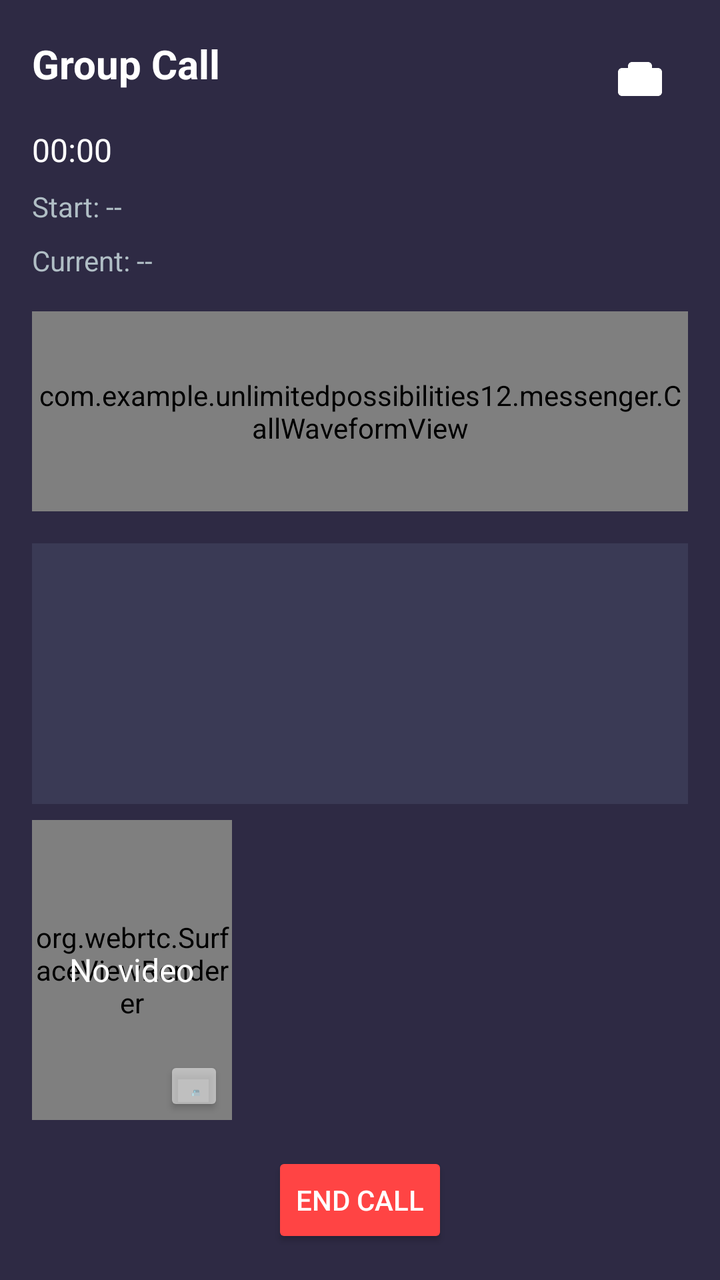
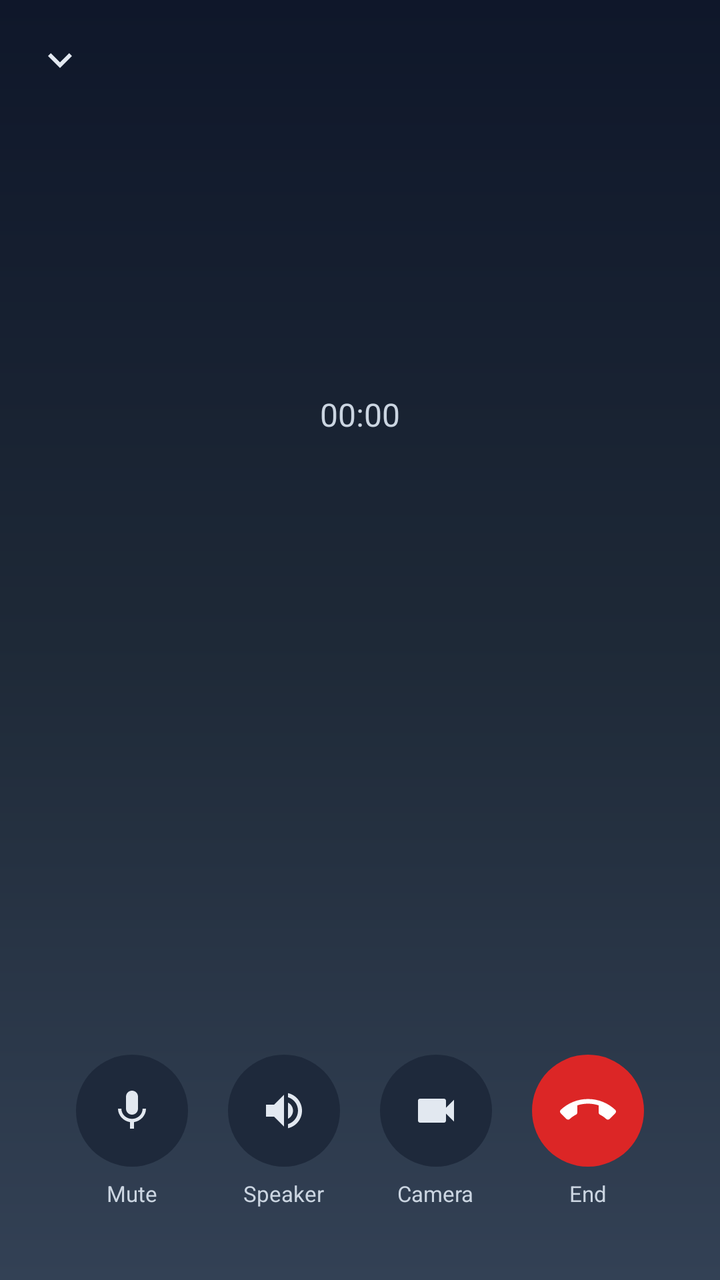

Compare the two renders of this Android layout. The source of the first and the diff that turns it into the second are given below.
<!-- AndroidManifest.xml: application theme Theme.UnlimitedPossibilities12 -->
<!-- res/layout/activity_group_call.xml -->
<?xml version="1.0" encoding="utf-8"?>
<LinearLayout xmlns:android="http://schemas.android.com/apk/res/android"
    android:layout_width="match_parent"
    android:layout_height="match_parent"
    android:orientation="vertical"
    android:padding="16dp"
    android:background="#2E2A44">

    
    <LinearLayout
        android:layout_width="match_parent"
        android:layout_height="wrap_content"
        android:orientation="horizontal"
        android:gravity="center_vertical">

        <TextView
            android:id="@+id/call_title"
            android:layout_width="0dp"
            android:layout_weight="1"
            android:layout_height="wrap_content"
            android:text="Group Call"
            android:textColor="#FFFFFF"
            android:textSize="20sp"
            android:textStyle="bold"
            android:paddingBottom="16dp"/>

        
        <Button
            android:id="@+id/tile_mode_button"
            android:layout_width="wrap_content"
            android:layout_height="wrap_content"
            android:minWidth="0dp"
            android:paddingStart="12dp"
            android:paddingEnd="12dp"
            android:text="Auto"
            android:textAllCaps="false"
            android:textColor="#67E8F9"
            android:textSize="13sp"
            android:background="?android:attr/selectableItemBackground"
            android:visibility="gone"
            android:contentDescription="Participant screen shape"/>

        <ImageButton
            android:id="@+id/toggle_mode_button"
            android:layout_width="48dp"
            android:layout_height="48dp"
            android:src="@drawable/ic_camera"
            android:scaleType="centerInside"
            android:layout_marginStart="8dp"
            android:background="?android:attr/selectableItemBackground"
            android:backgroundTint="@null"
            android:visibility="visible"
            android:contentDescription="Toggle between audio and video mode"/>
    </LinearLayout>

    <TextView
        android:id="@+id/call_timer"
        android:layout_width="wrap_content"
        android:layout_height="wrap_content"
        android:text="00:00"
        android:textColor="#FFFFFF"
        android:textSize="16sp"
        android:paddingBottom="8dp"/>

    <TextView
        android:id="@+id/start_time"
        android:layout_width="wrap_content"
        android:layout_height="wrap_content"
        android:text="Start: --"
        android:textColor="#B0BEC5"
        android:textSize="14sp"
        android:paddingBottom="8dp"/>

    <TextView
        android:id="@+id/current_time"
        android:layout_width="wrap_content"
        android:layout_height="wrap_content"
        android:text="Current: --"
        android:textColor="#B0BEC5"
        android:textSize="14sp"
        android:paddingBottom="16dp"/>

    
    <FrameLayout
        android:id="@+id/content_container"
        android:layout_width="match_parent"
        android:layout_height="0dp"
        android:layout_weight="1">

        
        <LinearLayout
            android:id="@+id/audio_container"
            android:layout_width="match_parent"
            android:layout_height="match_parent"
            android:orientation="vertical">

            <com.example.unlimitedpossibilities12.messenger.CallWaveformView
                android:id="@+id/waveform_view"
                android:layout_width="match_parent"
                android:layout_height="100dp"
                android:layout_marginBottom="16dp"/>

            <androidx.recyclerview.widget.RecyclerView
                android:id="@+id/participants_recycler_view"
                android:layout_width="match_parent"
                android:layout_height="0dp"
                android:layout_weight="1"
                android:background="#3A3A55"/>
        </LinearLayout>

        
        <androidx.recyclerview.widget.RecyclerView
            android:id="@+id/video_grid"
            android:layout_width="match_parent"
            android:layout_height="match_parent"
            android:visibility="gone"
            android:background="#3A3A55"/>
    </FrameLayout>

    
    <FrameLayout
        android:layout_width="100dp"
        android:layout_height="150dp"
        android:layout_gravity="start|bottom"
        android:layout_marginTop="8dp"
        android:layout_marginBottom="8dp">

        <org.webrtc.SurfaceViewRenderer
            android:id="@+id/local_video_view"
            android:layout_width="match_parent"
            android:layout_height="match_parent"
            android:layout_centerInParent="true" />

        <TextView
            android:id="@+id/local_no_video_text"
            android:layout_width="wrap_content"
            android:layout_height="wrap_content"
            android:layout_gravity="center"
            android:gravity="center"
            android:text="No video"
            android:textColor="#FFFFFF"
            android:textSize="16sp"
            android:visibility="visible" />

        <Button
            android:id="@+id/toggle_camera_button"
            android:layout_width="30dp"
            android:layout_height="30dp"
            android:layout_gravity="bottom|end"
            android:layout_margin="4dp"
            android:translationY="2dp"
            android:text="📷"
            android:textSize="18sp"
            android:backgroundTint="#80FFFFFF"
            android:elevation="15dp" />
    </FrameLayout>

    <Button
        android:id="@+id/end_call_button"
        android:layout_width="wrap_content"
        android:layout_height="wrap_content"
        android:layout_gravity="center"
        android:layout_marginTop="8dp"
        android:text="End Call"
        android:backgroundTint="#FF4444"
        android:textColor="#FFFFFF"/>
</LinearLayout>
<!-- resources referenced by this layout -->
<resources>
  <!-- drawable ic_camera (drawable) -->
  <vector xmlns:android="http://schemas.android.com/apk/res/android"
      android:width="24dp"
      android:height="24dp"
      android:viewportWidth="24"
      android:viewportHeight="24">
      <path
          android:fillColor="#FFFFFF"
          android:pathData="M21,6h-3V5c0-1.1-0.9-2-2-2H8C6.9,3,6,3.9,6,5v1H3C1.9,6,1,6.9,1,8v10c0,1.1,0.9,2,2,2h18c1.1,0,2-0.9,2-2V8C23,6.9,22.1,6,21,6zM12,12c1.7,0,3-1.3,3-3S13.7,6,12,6S9,7.3,9,9S10.3,12,12,12z"/>
  </vector>
  <!-- unchanged entries left out for length: 2 -->
</resources>

<!-- the commit's change to res/layout/activity_group_call.xml (unified diff, before → after) -->
@@ -1,167 +1,297 @@
 <?xml version="1.0" encoding="utf-8"?>
-<LinearLayout xmlns:android="http://schemas.android.com/apk/res/android"
+<androidx.constraintlayout.widget.ConstraintLayout xmlns:android="http://schemas.android.com/apk/res/android"
+    xmlns:app="http://schemas.android.com/apk/res-auto"
     android:layout_width="match_parent"
     android:layout_height="match_parent"
-    android:orientation="vertical"
-    android:padding="16dp"
-    android:background="#2E2A44">
-
-    
-    <LinearLayout
-        android:layout_width="match_parent"
-        android:layout_height="wrap_content"
-        android:orientation="horizontal"
-        android:gravity="center_vertical">
-
-        <TextView
-            android:id="@+id/call_title"
-            android:layout_width="0dp"
-            android:layout_weight="1"
-            android:layout_height="wrap_content"
-            android:text="Group Call"
-            android:textColor="#FFFFFF"
-            android:textSize="20sp"
-            android:textStyle="bold"
-            android:paddingBottom="16dp"/>
-
-        
-        <Button
-            android:id="@+id/tile_mode_button"
-            android:layout_width="wrap_content"
-            android:layout_height="wrap_content"
-            android:minWidth="0dp"
-            android:paddingStart="12dp"
-            android:paddingEnd="12dp"
-            android:text="Auto"
-            android:textAllCaps="false"
-            android:textColor="#67E8F9"
-            android:textSize="13sp"
-            android:background="?android:attr/selectableItemBackground"
-            android:visibility="gone"
-            android:contentDescription="Participant screen shape"/>
-
-        <ImageButton
-            android:id="@+id/toggle_mode_button"
-            android:layout_width="48dp"
-            android:layout_height="48dp"
-            android:src="@drawable/ic_camera"
-            android:scaleType="centerInside"
-            android:layout_marginStart="8dp"
-            android:background="?android:attr/selectableItemBackground"
-            android:backgroundTint="@null"
-            android:visibility="visible"
-            android:contentDescription="Toggle between audio and video mode"/>
-    </LinearLayout>
+    android:background="@drawable/gradient_voice_call_background">
+
+    
+    <ImageView
+        android:id="@+id/minimize_button"
+        android:layout_width="44dp"
+        android:layout_height="44dp"
+        android:layout_margin="8dp"
+        android:background="?attr/selectableItemBackgroundBorderless"
+        android:clickable="true"
+        android:contentDescription="@string/call_minimize"
+        android:focusable="true"
+        android:padding="10dp"
+        android:src="@drawable/ic_chevron_down"
+        app:tint="#E2E8F0"
+        app:layout_constraintStart_toStartOf="parent"
+        app:layout_constraintTop_toTopOf="parent" />
+
+    
+    <TextView
+        android:id="@+id/tile_mode_button"
+        android:layout_width="wrap_content"
+        android:layout_height="wrap_content"
+        android:layout_margin="12dp"
+        android:background="?attr/selectableItemBackgroundBorderless"
+        android:clickable="true"
+        android:contentDescription="@string/call_tile_shape"
+        android:focusable="true"
+        android:padding="8dp"
+        android:text="@string/call_tile_auto"
+        android:textColor="#67E8F9"
+        android:textSize="13sp"
+        android:visibility="gone"
+        app:layout_constraintEnd_toEndOf="parent"
+        app:layout_constraintTop_toTopOf="parent" />
+
+    
+    <FrameLayout
+        android:id="@+id/avatars_row"
+        android:layout_width="wrap_content"
+        android:layout_height="64dp"
+        android:layout_marginTop="12dp"
+        app:layout_constraintTop_toBottomOf="@id/minimize_button"
+        app:layout_constraintStart_toStartOf="parent"
+        app:layout_constraintEnd_toEndOf="parent">
+
+        <LinearLayout
+            android:id="@+id/avatars_container"
+            android:layout_width="wrap_content"
+            android:layout_height="match_parent"
+            android:gravity="center"
+            android:orientation="horizontal" />
+    </FrameLayout>
+
+    <TextView
+        android:id="@+id/call_title"
+        android:layout_width="0dp"
+        android:layout_height="wrap_content"
+        android:layout_marginHorizontal="24dp"
+        android:layout_marginTop="12dp"
+        android:ellipsize="end"
+        android:gravity="center"
+        android:maxLines="2"
+        android:textColor="#F8FAFC"
+        android:textSize="22sp"
+        android:textStyle="bold"
+        app:layout_constraintTop_toBottomOf="@id/avatars_row"
+        app:layout_constraintStart_toStartOf="parent"
+        app:layout_constraintEnd_toEndOf="parent" />
+
+    <TextView
+        android:id="@+id/call_subtitle"
+        android:layout_width="wrap_content"
+        android:layout_height="wrap_content"
+        android:layout_marginTop="4dp"
+        android:textColor="#94A3B8"
+        android:textSize="14sp"
+        app:layout_constraintTop_toBottomOf="@id/call_title"
+        app:layout_constraintStart_toStartOf="parent"
+        app:layout_constraintEnd_toEndOf="parent" />
 
     <TextView
         android:id="@+id/call_timer"
         android:layout_width="wrap_content"
         android:layout_height="wrap_content"
+        android:layout_marginTop="4dp"
         android:text="00:00"
-        android:textColor="#FFFFFF"
+        android:textColor="#CBD5E1"
         android:textSize="16sp"
-        android:paddingBottom="8dp"/>
-
-    <TextView
-        android:id="@+id/start_time"
-        android:layout_width="wrap_content"
-        android:layout_height="wrap_content"
-        android:text="Start: --"
-        android:textColor="#B0BEC5"
-        android:textSize="14sp"
-        android:paddingBottom="8dp"/>
-
-    <TextView
-        android:id="@+id/current_time"
-        android:layout_width="wrap_content"
-        android:layout_height="wrap_content"
-        android:text="Current: --"
-        android:textColor="#B0BEC5"
-        android:textSize="14sp"
-        android:paddingBottom="16dp"/>
+        app:layout_constraintTop_toBottomOf="@id/call_subtitle"
+        app:layout_constraintStart_toStartOf="parent"
+        app:layout_constraintEnd_toEndOf="parent" />
 
     
     <FrameLayout
         android:id="@+id/content_container"
-        android:layout_width="match_parent"
+        android:layout_width="0dp"
         android:layout_height="0dp"
-        android:layout_weight="1">
-
-        
-        <LinearLayout
-            android:id="@+id/audio_container"
-            android:layout_width="match_parent"
-            android:layout_height="match_parent"
-            android:orientation="vertical">
-
-            <com.example.unlimitedpossibilities12.messenger.CallWaveformView
-                android:id="@+id/waveform_view"
-                android:layout_width="match_parent"
-                android:layout_height="100dp"
-                android:layout_marginBottom="16dp"/>
-
-            <androidx.recyclerview.widget.RecyclerView
-                android:id="@+id/participants_recycler_view"
-                android:layout_width="match_parent"
-                android:layout_height="0dp"
-                android:layout_weight="1"
-                android:background="#3A3A55"/>
-        </LinearLayout>
-
-        
+        android:layout_marginHorizontal="12dp"
+        android:layout_marginTop="16dp"
+        android:layout_marginBottom="12dp"
+        app:layout_constraintTop_toBottomOf="@id/call_timer"
+        app:layout_constraintBottom_toTopOf="@id/call_controls"
+        app:layout_constraintStart_toStartOf="parent"
+        app:layout_constraintEnd_toEndOf="parent">
+
+        <androidx.recyclerview.widget.RecyclerView
+            android:id="@+id/participants_recycler_view"
+            android:layout_width="match_parent"
+            android:layout_height="match_parent"
+            android:clipToPadding="false" />
+
         <androidx.recyclerview.widget.RecyclerView
             android:id="@+id/video_grid"
             android:layout_width="match_parent"
             android:layout_height="match_parent"
-            android:visibility="gone"
-            android:background="#3A3A55"/>
+            android:clipToPadding="false"
+            android:visibility="gone" />
     </FrameLayout>
 
     
     <FrameLayout
-        android:layout_width="100dp"
-        android:layout_height="150dp"
-        android:layout_gravity="start|bottom"
-        android:layout_marginTop="8dp"
-        android:layout_marginBottom="8dp">
+        android:id="@+id/local_video_card"
+        android:layout_width="96dp"
+        android:layout_height="128dp"
+        android:layout_marginStart="16dp"
+        android:layout_marginBottom="12dp"
+        android:background="@drawable/bg_video_self"
+        android:visibility="gone"
+        app:layout_constraintStart_toStartOf="parent"
+        app:layout_constraintBottom_toTopOf="@id/call_controls">
 
         <org.webrtc.SurfaceViewRenderer
             android:id="@+id/local_video_view"
             android:layout_width="match_parent"
-            android:layout_height="match_parent"
-            android:layout_centerInParent="true" />
+            android:layout_height="match_parent" />
 
         <TextView
             android:id="@+id/local_no_video_text"
-            android:layout_width="wrap_content"
-            android:layout_height="wrap_content"
-            android:layout_gravity="center"
-            android:gravity="center"
-            android:text="No video"
-            android:textColor="#FFFFFF"
-            android:textSize="16sp"
-            android:visibility="visible" />
-
-        <Button
+            android:layout_width="match_parent"
+            android:layout_height="match_parent"
+            android:gravity="center"
+            android:text="@string/call_camera_off"
+            android:textColor="#94A3B8"
+            android:textSize="12sp" />
+
+        <ImageView
             android:id="@+id/toggle_camera_button"
-            android:layout_width="30dp"
-            android:layout_height="30dp"
+            android:layout_width="32dp"
+            android:layout_height="32dp"
             android:layout_gravity="bottom|end"
             android:layout_margin="4dp"
-            android:translationY="2dp"
-            android:text="📷"
-            android:textSize="18sp"
-            android:backgroundTint="#80FFFFFF"
-            android:elevation="15dp" />
+            android:background="@drawable/circle_background"
+            android:backgroundTint="#CC0F172A"
+            android:clickable="true"
+            android:contentDescription="@string/call_camera"
+            android:focusable="true"
+            android:padding="7dp"
+            android:src="@drawable/ic_video_call"
+            app:tint="#E2E8F0" />
     </FrameLayout>
 
-    <Button
-        android:id="@+id/end_call_button"
-        android:layout_width="wrap_content"
-        android:layout_height="wrap_content"
-        android:layout_gravity="center"
-        android:layout_marginTop="8dp"
-        android:text="End Call"
-        android:backgroundTint="#FF4444"
-        android:textColor="#FFFFFF"/>
-</LinearLayout>
+    
+    <LinearLayout
+        android:id="@+id/call_controls"
+        android:layout_width="wrap_content"
+        android:layout_height="wrap_content"
+        android:layout_marginBottom="36dp"
+        android:gravity="center"
+        android:orientation="horizontal"
+        app:layout_constraintBottom_toBottomOf="parent"
+        app:layout_constraintStart_toStartOf="parent"
+        app:layout_constraintEnd_toEndOf="parent">
+
+        <LinearLayout
+            android:layout_width="wrap_content"
+            android:layout_height="wrap_content"
+            android:layout_marginHorizontal="10dp"
+            android:gravity="center"
+            android:orientation="vertical">
+
+            <ImageView
+                android:id="@+id/mute_button"
+                android:layout_width="56dp"
+                android:layout_height="56dp"
+                android:background="@drawable/circle_background"
+                android:backgroundTint="#1E293B"
+                android:clickable="true"
+                android:contentDescription="@string/call_mute"
+                android:focusable="true"
+                android:padding="16dp"
+                android:src="@drawable/ic_mic_white"
+                app:tint="#E2E8F0" />
+
+            <TextView
+                android:layout_width="wrap_content"
+                android:layout_height="wrap_content"
+                android:layout_marginTop="6dp"
+                android:text="@string/call_mute"
+                android:textColor="#CBD5E1"
+                android:textSize="11sp" />
+        </LinearLayout>
+
+        <LinearLayout
+            android:layout_width="wrap_content"
+            android:layout_height="wrap_content"
+            android:layout_marginHorizontal="10dp"
+            android:gravity="center"
+            android:orientation="vertical">
+
+            <ImageView
+                android:id="@+id/speaker_button"
+                android:layout_width="56dp"
+                android:layout_height="56dp"
+                android:background="@drawable/circle_background"
+                android:backgroundTint="#1E293B"
+                android:clickable="true"
+                android:contentDescription="@string/call_speaker"
+                android:focusable="true"
+                android:padding="16dp"
+                android:src="@drawable/ic_volume_up"
+                app:tint="#E2E8F0" />
+
+            <TextView
+                android:layout_width="wrap_content"
+                android:layout_height="wrap_content"
+                android:layout_marginTop="6dp"
+                android:text="@string/call_speaker"
+                android:textColor="#CBD5E1"
+                android:textSize="11sp" />
+        </LinearLayout>
+
+        <LinearLayout
+            android:layout_width="wrap_content"
+            android:layout_height="wrap_content"
+            android:layout_marginHorizontal="10dp"
+            android:gravity="center"
+            android:orientation="vertical">
+
+            
+            <ImageView
+                android:id="@+id/toggle_mode_button"
+                android:layout_width="56dp"
+                android:layout_height="56dp"
+                android:background="@drawable/circle_background"
+                android:backgroundTint="#1E293B"
+                android:clickable="true"
+                android:contentDescription="@string/call_camera"
+                android:focusable="true"
+                android:padding="16dp"
+                android:src="@drawable/ic_video_call"
+                app:tint="#E2E8F0" />
+
+            <TextView
+                android:layout_width="wrap_content"
+                android:layout_height="wrap_content"
+                android:layout_marginTop="6dp"
+                android:text="@string/call_camera"
+                android:textColor="#CBD5E1"
+                android:textSize="11sp" />
+        </LinearLayout>
+
+        <LinearLayout
+            android:layout_width="wrap_content"
+            android:layout_height="wrap_content"
+            android:layout_marginHorizontal="10dp"
+            android:gravity="center"
+            android:orientation="vertical">
+
+            <ImageView
+                android:id="@+id/end_call_button"
+                android:layout_width="56dp"
+                android:layout_height="56dp"
+                android:background="@drawable/circle_background"
+                android:backgroundTint="#DC2626"
+                android:clickable="true"
+                android:contentDescription="@string/call_end"
+                android:focusable="true"
+                android:padding="14dp"
+                android:src="@drawable/ic_call_end_down"
+                app:tint="#FFFFFF" />
+
+            <TextView
+                android:layout_width="wrap_content"
+                android:layout_height="wrap_content"
+                android:layout_marginTop="6dp"
+                android:text="@string/call_end"
+                android:textColor="#CBD5E1"
+                android:textSize="11sp" />
+        </LinearLayout>
+    </LinearLayout>
+</androidx.constraintlayout.widget.ConstraintLayout>
<!-- resource entries referenced after the edit -->
@@ -1,6 +1,32 @@
 <!-- resources referenced by this layout -->
 <resources>
-  <!-- drawable ic_camera (drawable) -->
+  <!-- drawable bg_video_self (drawable) -->
+  <?xml version="1.0" encoding="utf-8"?>
+  <shape xmlns:android="http://schemas.android.com/apk/res/android"
+      android:shape="rectangle">
+      <solid android:color="#000000" />
+      <corners android:radius="14dp" />
+      <stroke
+          android:width="1dp"
+          android:color="#33FFFFFF" />
+  </shape>
+  <!-- drawable circle_background (drawable) -->
+  <?xml version="1.0" encoding="utf-8"?>
+  <shape xmlns:android="http://schemas.android.com/apk/res/android">
+      <solid android:color="#757575" />
+      <corners android:radius="60dp" />
+  </shape>
+  <!-- drawable gradient_voice_call_background (drawable) -->
+  <?xml version="1.0" encoding="utf-8"?>
+  <shape xmlns:android="http://schemas.android.com/apk/res/android">
+      <gradient
+          android:angle="270"
+          android:startColor="#0F172A"
+          android:centerColor="#1E2937"
+          android:endColor="#334155" />
+  </shape>
+  <!-- drawable ic_call_end_down (drawable) -->
+  <?xml version="1.0" encoding="utf-8"?>
   <vector xmlns:android="http://schemas.android.com/apk/res/android"
       android:width="24dp"
       android:height="24dp"
@@ -8,8 +34,57 @@
       android:viewportHeight="24">
       <path
           android:fillColor="#FFFFFF"
-          android:pathData="M21,6h-3V5c0-1.1-0.9-2-2-2H8C6.9,3,6,3.9,6,5v1H3C1.9,6,1,6.9,1,8v10c0,1.1,0.9,2,2,2h18c1.1,0,2-0.9,2-2V8C23,6.9,22.1,6,21,6zM12,12c1.7,0,3-1.3,3-3S13.7,6,12,6S9,7.3,9,9S10.3,12,12,12z"/>
+          android:pathData="M12,9c-1.6,0 -3.15,0.25 -4.6,0.72v3.1c0,0.39 -0.23,0.74 -0.56,0.9 -0.98,0.49 -1.87,1.12 -2.66,1.85 -0.18,0.18 -0.43,0.28 -0.7,0.28 -0.28,0 -0.53,-0.11 -0.71,-0.29L0.29,13.08c-0.18,-0.17 -0.29,-0.42 -0.29,-0.7 0,-0.28 0.11,-0.53 0.29,-0.71C3.34,8.78 7.46,7 12,7s8.66,1.78 11.71,4.67c0.18,0.18 0.29,0.43 0.29,0.71 0,0.28 -0.11,0.53 -0.29,0.71l-2.48,2.48c-0.18,0.18 -0.43,0.29 -0.71,0.29 -0.27,0 -0.52,-0.11 -0.7,-0.28 -0.79,-0.74 -1.69,-1.36 -2.67,-1.85 -0.33,-0.16 -0.56,-0.5 -0.56,-0.9v-3.1C15.15,9.25 13.6,9 12,9z" />
   </vector>
+  <!-- drawable ic_chevron_down (drawable) -->
+  <?xml version="1.0" encoding="utf-8"?>
+  <vector xmlns:android="http://schemas.android.com/apk/res/android"
+      android:width="24dp"
+      android:height="24dp"
+      android:viewportWidth="24"
+      android:viewportHeight="24">
+      <path
+          android:fillColor="#FFFFFF"
+          android:pathData="M7.41,8.59 L12,13.17l4.59,-4.58L18,10l-6,6 -6,-6z" />
+  </vector>
+  <!-- drawable ic_mic_white (drawable) -->
+  <vector xmlns:android="http://schemas.android.com/apk/res/android"
+      android:width="24dp"
+      android:height="24dp"
+      android:viewportWidth="24"
+      android:viewportHeight="24">
+      <path
+          android:fillColor="#FFFFFF"
+          android:pathData="M12,14c1.66,0 3,-1.34 3,-3L15,5c0,-1.66 -1.34,-3 -3,-3S9,3.34 9,5v6c0,1.66 1.34,3 3,3zM17.3,11c0,3 -2.54,5.1 -5.3,5.1S6.7,14 6.7,11L5,11c0,3.41 2.72,6.23 6,6.72L11,21h2v-3.28c3.28,-0.48 6,-3.3 6,-6.72h-1.7z"/>
+  </vector>
+  <!-- drawable ic_video_call (drawable) -->
+  <vector xmlns:android="http://schemas.android.com/apk/res/android"
+      android:width="24dp"
+      android:height="24dp"
+      android:viewportWidth="24"
+      android:viewportHeight="24">
+      <path
+          android:fillColor="#000000"
+          android:pathData="M17,10.5V7c0-0.55-0.45-1-1-1H4c-0.55,0-1,0.45-1,1v10c0,0.55,0.45,1,1,1h12c0.55,0,1-0.45,1-1v-3.5l4,4v-11l-4,4z"/>
+  </vector>
+  <!-- drawable ic_volume_up (drawable) -->
+  <vector xmlns:android="http://schemas.android.com/apk/res/android"
+      android:width="24dp"
+      android:height="24dp"
+      android:viewportWidth="24"
+      android:viewportHeight="24">
+      <path
+          android:fillColor="#FFFFFF"
+          android:pathData="M3,9v6h4l5,5L12,4L7,9H3zM16.5,12c0,-1.77 -1.02,-3.29 -2.5,-4.03v8.05c1.48,-0.73 2.5,-2.25 2.5,-4.02zM14,3.23v2.06c2.89,0.86 5,3.54 5,6.71s-2.11,5.85 -5,6.71v2.06c4.01,-0.91 7,-4.49 7,-8.77s-2.99,-7.86 -7,-8.77z"/>
+  </vector>
+  <string name="call_camera">Camera</string>
+  <string name="call_camera_off">Camera is off</string>
+  <string name="call_end">End</string>
+  <string name="call_minimize">Minimize</string>
+  <string name="call_mute">Mute</string>
+  <string name="call_speaker">Speaker</string>
+  <string name="call_tile_auto">Auto</string>
+  <string name="call_tile_shape">Participant screen shape</string>
   <!-- unchanged entries left out for length: 2 -->
 </resources>
 
